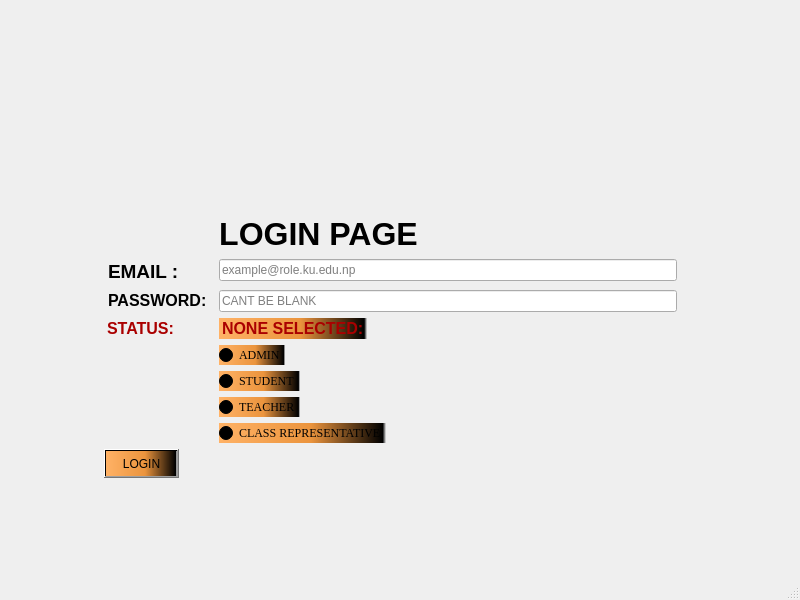
This is mainwindow.ui in Shasank12345/QT_PROJECT as Qt 5 draws it before an edit. The edited form follows.
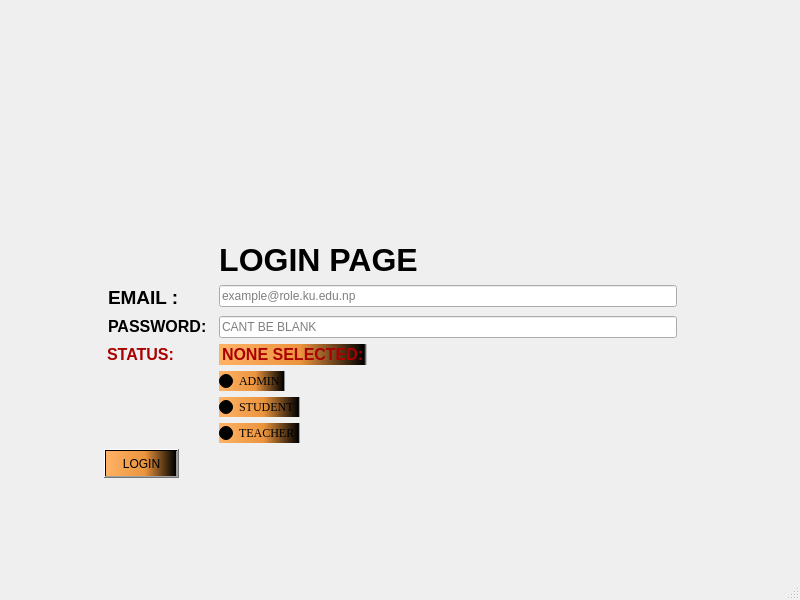
This is the edited form. Icons and pictures are not drawn.

```diff
--- a/mainwindow.ui
+++ b/mainwindow.ui
@@ -333,26 +333,18 @@
        </property>
       </widget>
      </item>
-     <item row="33" column="1">
-      <widget class="QRadioButton" name="radioButton_4">
-       <property name="font">
-        <font>
-         <family>Times New Roman</family>
-         <pointsize>9</pointsize>
-         <bold>false</bold>
-         <strikeout>false</strikeout>
-        </font>
-       </property>
+     <item row="24" column="1">
+      <widget class="QLineEdit" name="lineEdit_1">
        <property name="cursor">
         <cursorShape>PointingHandCursor</cursorShape>
        </property>
        <property name="styleSheet">
-        <string notr="true">color: rgb(0, 0, 0);
-background-color: qlineargradient(spread:pad, x1:0, y1:0, x2:1, y2:0, stop:0 rgba(255, 178, 102, 255), stop:0.55 rgba(235, 148, 61, 255), stop:0.98 rgba(0, 0, 0, 255), stop:1 rgba(0, 0, 0, 0));
-</string>
+        <string notr="true">QLineEdit::placeholder {
+    color: red; /* Change this to your desired color */
+}</string>
        </property>
-       <property name="text">
-        <string>CLASS REPRESENTATIVE</string>
+       <property name="dragEnabled">
+        <bool>true</bool>
        </property>
       </widget>
      </item>
```
Left out of the diff: 308 changed lines with no effect on the pictures.
